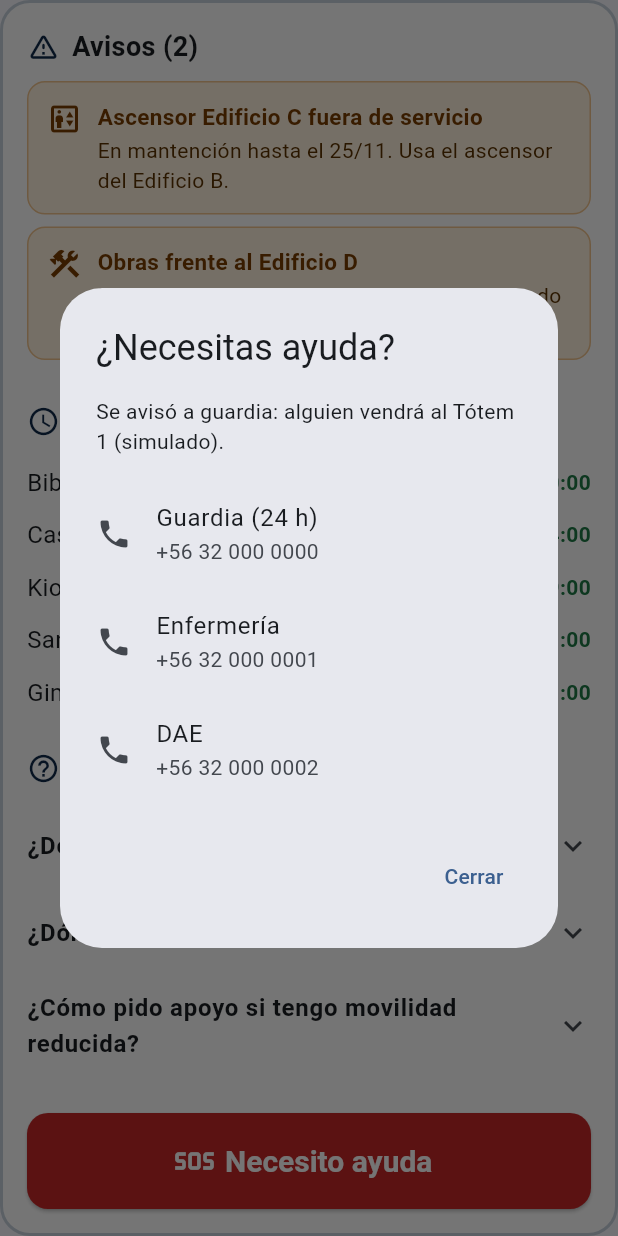
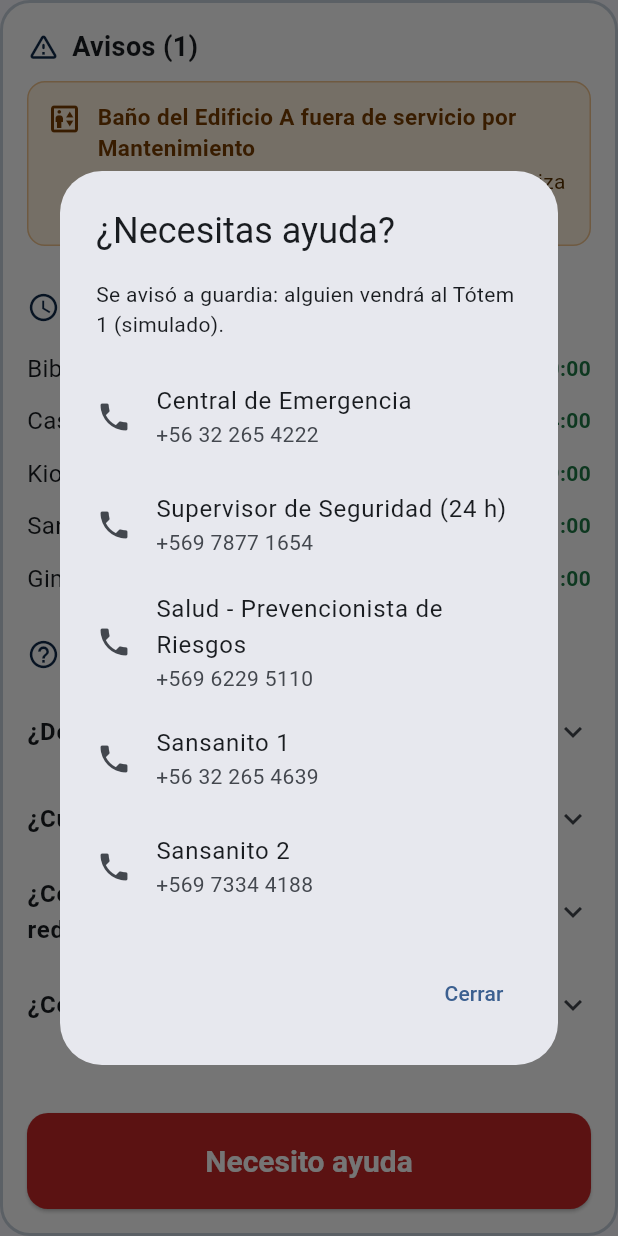
Before and after one commit to Kynji64/Hijos-de-Jensen-Huang-HACKATHON-LYOSS-AcceKIble, a Flutter app: the PanelInfo widget shown alone on an empty page, opened directly, after a tap on "Necesito ayuda", on a phone screen of 412 x 824 dp. Run offline on Flutter 3.47's test engine with Material 3 defaults, Android fonts, the phone set to English and light mode, and no system bars; our stand-ins replace material_ui, web; missing offline and left inert: dart:ui_web.

Commit message:
Cambios de mensajes genericos jijijija

```diff
--- a/totem_campus/lib/panel_info.dart
+++ b/totem_campus/lib/panel_info.dart
@@ -1,4 +1,5 @@
 import 'package:material_ui/material_ui.dart';
+import 'main.dart' show Mapa3D;
 
 // ─────────────────────────────────────────────────────────────
 // Datos simulados (para la demo). Más adelante pueden venir de un JSON.
@@ -31,12 +32,12 @@ class Contacto {
 }
 
 const avisos = [
-  Aviso('Ascensor Edificio C fuera de servicio',
-      'En mantención hasta el 25/11. Usa el ascensor del Edificio B.',
+  Aviso('Baño del Edificio A fuera de servicio por Mantenimiento',
+      'En mantención hasta el 25/11. Por favor prioriza otra opción. Gracias.',
       Icons.elevator_outlined),
-  Aviso('Obras frente al Edificio D',
-      'Paso cerrado por Av. España. Desvío señalizado por el patio central.',
-      Icons.construction),
+  //Aviso('Obras frente al Edificio D',
+  //    'Paso cerrado por Av. España. Desvío señalizado por el patio central.',
+  //|    Icons.construction),
 ];
 
 const servicios = [
@@ -49,19 +50,21 @@ const servicios = [
 
 const preguntas = [
   Pregunta('¿Dónde puedo imprimir?',
-      'En la Biblioteca Central (piso 1) y en la sala de computadores del Edificio B.'),
-  Pregunta('¿Dónde hay baños accesibles?',
-      'En el piso 1 de los Edificios A, B y C, y en la Biblioteca. Búscalos en el mapa con la categoría "Baños".'),
+      'Dentro del Campus puedes ir a la sala C2xx y encontraras donde imprimir y utiles de papeleria'),
+  Pregunta('¿Cual es el horario de la Universidad?',
+      'El horario de Lunes a Viernes de 7:30 hasta 22:00'),
   Pregunta('¿Cómo pido apoyo si tengo movilidad reducida?',
-      'Acércate a la DAE o usa el botón "Necesito ayuda". También puedes activar la ruta accesible en el mapa.'),
-  Pregunta('Es mi primer día, ¿qué hago?',
-      'Revisa tu horario en el portal, ubica tus salas en el mapa y pasa por la DAE para la bienvenida.'),
+      'Puedes pedir directamente a los guardias o ver las rutas habilitadas para Movilidad Reducida de nuestro campus'),
+  Pregunta('¿Como puedo pedir una Cancha Deportiva?',
+      'Lo puedes hacer directamente en el xxxx, ubicado en la Cancha 11x11'),
 ];
 
 const contactos = [
-  Contacto('Guardia (24 h)', '+56 32 000 0000'),
-  Contacto('Enfermería', '+56 32 000 0001'),
-  Contacto('DAE', '+56 32 000 0002'),
+  Contacto('Central de Emergencia', '+56 32 265 4222'),
+  Contacto('Supervisor de Seguridad (24 h)', '+569 7877 1654'),
+  Contacto('Salud - Prevencionista de Riesgos', '+569 6229 5110'),
+  Contacto('Sansanito 1', '+56 32 265 4639'),
+  Contacto('Sansanito 2', '+569 7334 4188')
 ];
 
 // ─────────────────────────────────────────────────────────────
@@ -119,7 +122,7 @@ class PanelInfo extends StatelessWidget {
                   ),
                 const SizedBox(height: 20),
 
-                // ── Clima ──
+
 
               ],
             ),
@@ -137,7 +140,7 @@ class PanelInfo extends StatelessWidget {
                   shape: RoundedRectangleBorder(borderRadius: BorderRadius.circular(14)),
                   textStyle: const TextStyle(fontSize: 20, fontWeight: FontWeight.bold),
                 ),
-                icon: const Icon(Icons.sos, size: 28),
+                //icon: const Icon(Icons.sos, size: 28),  //NO QUIERO ICONOS CHAVAL
                 label: const Text('Necesito ayuda'),
                 onPressed: () => _mostrarAyuda(context),
               ),
@@ -148,8 +151,9 @@ class PanelInfo extends StatelessWidget {
     );
   }
 
-  void _mostrarAyuda(BuildContext context) {
-    showDialog(
+  Future<void> _mostrarAyuda(BuildContext context) async {
+    Mapa3D.bloquearEventos(true);    // el mapa deja de recibir clics
+    await showDialog(
       context: context,
       builder: (context) => AlertDialog(
         title: const Text('¿Necesitas ayuda?'),
@@ -176,6 +180,7 @@ class PanelInfo extends StatelessWidget {
         ],
       ),
     );
+    Mapa3D.bloquearEventos(false);
   }
 }
 
```
